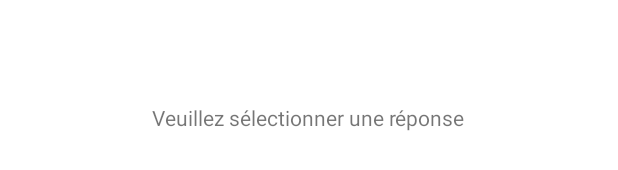
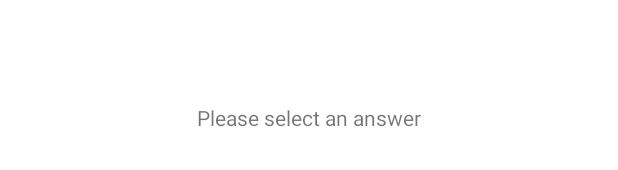
Before and after one commit to coding-factory-classrooms/android-l2-flashcards-groupe-3-blindtest-musical, an Android app: the layout activity_blind_test.xml on its own in the app's theme, with its tools: preview values and no code run, on a phone screen of 412 x 824 dp. Shown: the part 1016-1186 px from the top of the screen. Run offline under Robolectric (Android 15) with nearby library versions, the phone set to English and light mode, and no system bars.

```diff
--- a/app/src/main/assets/data.json
+++ b/app/src/main/assets/data.json
@@ -9,7 +9,7 @@
     {"mp3" :  "LP_LostOnYou.mp3", "artist" :  "LP"},
     {"mp3" :  "ToveLo-Habits.mp3", "artist" :  "Tove Lo"},
     {"mp3" :  "Sexiondassaut_Watibynight.mp3", "artist" :  "Sexion d'assaut"},
-    {"mp3" :  "U2_One.mp3", "artist" :  "U2",},
+    {"mp3" :  "U2_One.mp3", "artist" :  "U2"}
   ],
   "artists" : [
     "mj", "sambello", "carpenter brut", "madonna", "u2","Booba","shakira","Celine Dion","Katy Perry",
--- a/app/src/main/res/layout/activity_blind_test.xml
+++ b/app/src/main/res/layout/activity_blind_test.xml
@@ -58,7 +58,7 @@
         app:layout_constraintEnd_toEndOf="@+id/textView"
         app:layout_constraintHorizontal_bias="0.502"
         app:layout_constraintStart_toStartOf="@+id/textView"
-        tools:text="Veuillez sélectionner une réponse" />
+        tools:text="Please select an answer" />
 
     <Button
         android:id="@+id/confirmButton"
```
Also changed, not shown: app/src/main/java/com/rosstail/blindtest/BlindTestActivity.java (+18 -5 lines).
